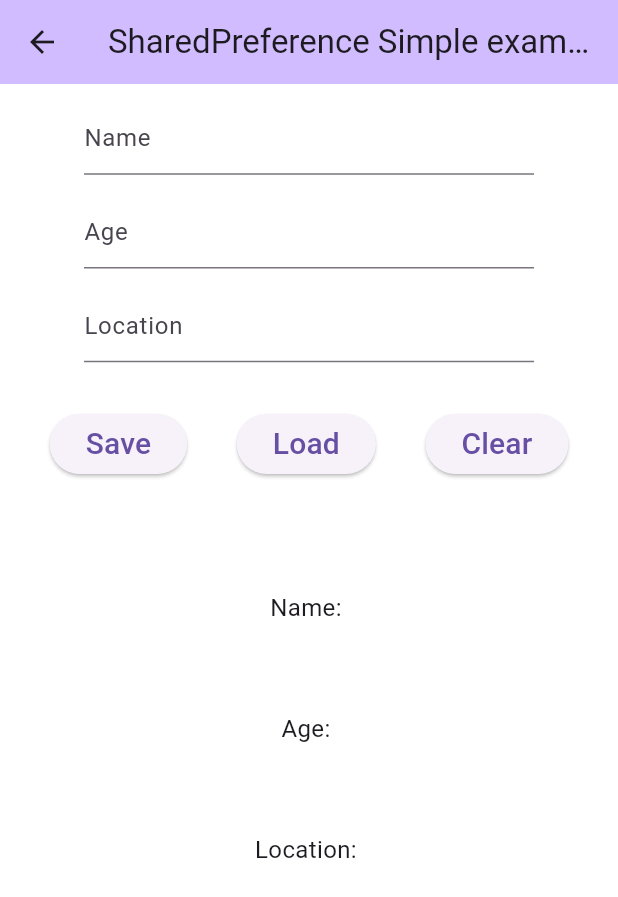
After one commit to katafuchix/flutter_ui_examples, a Flutter app: the SharedMenuScreen screen opened directly, after a tap on "ahred user example", on a phone screen of 412 x 824 dp. The commit adds this screen. Shown: the top 897 px of the screen. Run offline on Flutter 3.47's test engine with Material 3 defaults, Android fonts, the phone set to English and light mode, and no system bars; our stand-ins replace google_maps_flutter, shared_preferences, video_player; missing offline and left inert: ff_annotation_route_library; accounts and stored records are empty.

Commit message:
shared preference example

```diff
--- a/lib/app.dart
+++ b/lib/app.dart
@@ -18,6 +18,9 @@ import 'bar/app_bar_example_screen.dart';
 import 'alignment/alignment_menu_screen.dart';
 import 'alignment/alignment_example_screen.dart';
 import 'alignment/alignment_column_example_screen.dart';
+import 'shared/shared_menu_screen.dart';
+import 'shared/shared_simple_example_screen.dart';
+import 'shared/shared_user_example_screen.dart';
 
 class MyApp extends StatefulWidget {
   const MyApp();
@@ -80,6 +83,9 @@ class _MyAppState extends State<MyApp> {
       Routes.alignment_menu: () => AlignmentMenuScreen(),
       Routes.alignment_example: () => AlignmentExampleScreen(),
       Routes.alignment_column_example: () => AlignmentColumnExampleScreen(),
+      Routes.shared_menu: () => SharedMenuScreen(),
+      Routes.shared_simple_example: () => SharedSimpleExampleScreen(),
+      Routes.shared_user_example: () => SharedUserExampleScreen(),
     };
   }
 }
@@ -102,6 +108,9 @@ class Routes {
   static const String alignment_menu = '/alignment_menu';
   static const String alignment_example = '/alignment_example';
   static const String alignment_column_example = '/alignment_column_example';
+  static const String shared_menu = '/shared_menu_screen';
+  static const String shared_simple_example = '/shared_simple_example';
+  static const String shared_user_example = '/shared_user_example';
 }
 
 
--- /dev/null
+++ b/lib/shared/shared_menu_screen.dart
@@ -0,0 +1,97 @@
+import 'package:flutter/material.dart';
+import '../my_navigator.dart';
+import '../base/base_stateful_widget.dart';
+import '../components/snack_bar.dart';
+import '../app.dart';
+import 'shared_simple_example_screen.dart';
+import 'shared_user_example_screen.dart';
+
+class SharedMenuScreenResult {
+  final String message;
+  SharedMenuScreenResult(this.message);
+}
+
+class SharedMenuScreen extends BaseStatefulWidget {
+  @override
+  State<StatefulWidget> createState() {
+    return _SharedMenuScreenState();
+  }
+}
+
+class _SharedMenuScreenState extends BaseState<SharedMenuScreen> {
+  _SharedMenuScreenState() : super();
+
+  @override
+  Widget build(BuildContext context) {
+    const edgeInsets = EdgeInsets.only(top:20, bottom: 0, left: 20, right: 20);
+    return Scaffold(
+      appBar: AppBar(
+        // Here we take the value from the MyHomePage object that was created by
+        // the App.build method, and use it to set our appbar title.
+        title: const Text('SharedPreference Menu examples'),
+        backgroundColor: Theme.of(context).colorScheme.inversePrimary,
+      ),
+      body: Center(
+        child: ListView(
+          padding: const EdgeInsets.all(2.0),
+          children: [
+            Container(
+                margin: edgeInsets,
+                child: GestureDetector(
+                  behavior: HitTestBehavior.translucent,
+                  child: const Column(
+                    crossAxisAlignment: CrossAxisAlignment.start,
+                    children: <Widget>[
+                      Text(
+                        'sharedpreference menu simple',
+                      ),
+                      Text(
+                        ' ',
+                        style: TextStyle(color: Colors.grey),
+                      ),
+                      Divider()
+                    ],
+                  ),
+                  onTap: () async {
+                    final result = await MyNavigator.pushNamed(
+                        context, Routes.shared_simple_example,
+                        pageOpenType: PageOpenType.SLIDE);
+                    if (result is SharedSimpleExampleScreenResult) {
+                      showInfoSnackBar(context, text: result.message);
+                    };
+                  },
+                )
+            ),
+            Container(
+                margin: edgeInsets,
+                child: GestureDetector(
+                  behavior: HitTestBehavior.translucent,
+                  child: const Column(
+                    crossAxisAlignment: CrossAxisAlignment.start,
+                    children: <Widget>[
+                      Text(
+                        'ahred user example',
+                      ),
+                      Text(
+                        ' ',
+                        style: TextStyle(color: Colors.grey),
+                      ),
+                      Divider()
+                    ],
+                  ),
+                  onTap: () async {
+                    final result = await MyNavigator.pushNamed(
+                        context, Routes.shared_user_example,
+                        pageOpenType: PageOpenType.SLIDE);
+                    if (result is SharedUserExampleScreenResult) {
+                      showInfoSnackBar(context, text: result.message);
+                    };
+                  },
+                )
+            )
+          ],
+        ),
+      ),
+    );
+  }
+}
--- /dev/null
+++ b/lib/shared/shared_simple_example_screen.dart
@@ -0,0 +1,77 @@
+import 'dart:convert';
+
+import 'package:flutter/material.dart';
+import '../base/base_stateful_widget.dart';
+import 'package:shared_preferences/shared_preferences.dart';
+
+class SharedSimpleExampleScreenResult {
+  final String message;
+  SharedSimpleExampleScreenResult(this.message);
+}
+
+class SharedSimpleExampleScreen extends BaseStatefulWidget {
+  @override
+  State<StatefulWidget> createState() {
+    return _SharedSimpleExampleScreenState();
+  }
+}
+
+class _SharedSimpleExampleScreenState extends BaseState<SharedSimpleExampleScreen> {
+  _SharedSimpleExampleScreenState() : super();
+
+  @override
+  Widget build(BuildContext context) {
+    return Scaffold(
+      //endDrawer: NavDrawer(),
+      appBar: AppBar(
+        title: const Text('SharedPreference Simple examples'),
+        backgroundColor: Theme.of(context).colorScheme.inversePrimary,
+      ),
+      body: Center(
+          child: ElevatedButton(
+            child: const Text('Save'),
+            onPressed: () async {
+              print('press');
+            },
+          )
+      ),
+    );
+  }
+}
+
+class User {
+  String name;
+  String age;
+  String location;
+
+  //User();
+
+  User.fromJson(Map<String, dynamic> json)
+      : name = json['name'],
+        age = json['age'],
+        location = json['location'];
+
+  Map<String, dynamic> toJson() => {
+    'name': name,
+    'age': age,
+    'location': location,
+  };
+}
+
+class SharedPref {
+  read(String key) async {
+    final prefs = await SharedPreferences.getInstance();
+    if (prefs.getString(key) == null) return;
+    return json.decode(prefs.getString(key)!);
+  }
+
+  save(String key, value) async {
+    final prefs = await SharedPreferences.getInstance();
+    prefs.setString(key, json.encode(value));
+  }
+
+  remove(String key) async {
+    final prefs = await SharedPreferences.getInstance();
+    prefs.remove(key);
+  }
+}
--- /dev/null
+++ b/lib/shared/shared_user_example_screen.dart
@@ -0,0 +1,185 @@
+import 'dart:convert';
+
+import 'package:flutter/material.dart';
+import '../base/base_stateful_widget.dart';
+import 'package:shared_preferences/shared_preferences.dart';
+
+class SharedUserExampleScreenResult {
+  final String message;
+  SharedUserExampleScreenResult(this.message);
+}
+
+class SharedUserExampleScreen extends BaseStatefulWidget {
+  @override
+  State<StatefulWidget> createState() {
+    return _SharedUserExampleScreenState();
+  }
+}
+
+class _SharedUserExampleScreenState extends BaseState<SharedUserExampleScreen> {
+  _SharedUserExampleScreenState() : super();
+
+  SharedPref sharedPref = SharedPref();
+  User userSave = User();
+  User userLoad = User();
+
+  loadSharedPrefs() async {
+    try {
+      User user = User.fromJson(await sharedPref.read("user"));
+      print(user);
+      ScaffoldMessenger.of(context).showSnackBar(SnackBar(
+          content: new Text("Loaded!"),
+          duration: const Duration(milliseconds: 500)));
+      setState(() {
+        userLoad = user;
+      });
+    } catch (Excepetion) {
+      ScaffoldMessenger.of(context).showSnackBar(SnackBar(
+          content: new Text("Nothing found!"),
+          duration: const Duration(milliseconds: 500)));
+    }
+  }
+
+  @override
+  Widget build(BuildContext context) {
+    return Scaffold(
+      //endDrawer: NavDrawer(),
+      appBar: AppBar(
+        title: const Text('SharedPreference Simple examples'),
+        backgroundColor: Theme.of(context).colorScheme.inversePrimary,
+      ),
+      body: ListView(
+        children: <Widget>[
+          Container(
+            height: 200.0,
+            child: Column(
+              mainAxisAlignment: MainAxisAlignment.spaceEvenly,
+              children: <Widget>[
+                Container(
+                    height: 50.0,
+                    width: 300.0,
+                    child: TextField(
+                      decoration: InputDecoration(hintText: "Name"),
+                      onChanged: (value) {
+                        setState(() {
+                          userSave.name = value;
+                        });
+                      },
+                    )),
+                Container(
+                    height: 50.0,
+                    width: 300.0,
+                    child: TextField(
+                      decoration: InputDecoration(hintText: "Age"),
+                      onChanged: (value) {
+                        setState(() {
+                          userSave.age = value;
+                        });
+                      },
+                    )),
+                Container(
+                    height: 50.0,
+                    width: 300.0,
+                    child: TextField(
+                      decoration: InputDecoration(hintText: "Location"),
+                      onChanged: (value) {
+                        setState(() {
+                          userSave.location = value;
+                        });
+                      },
+                    )),
+              ],
+            ),
+          ),
+          Container(
+            height: 80.0,
+            child: Row(
+              mainAxisAlignment: MainAxisAlignment.spaceEvenly,
+              children: <Widget>[
+                ElevatedButton(
+                  onPressed: () {
+                    sharedPref.save("user", userSave);
+                    ScaffoldMessenger.of(context).showSnackBar(SnackBar(
+                        content: new Text("Saved!"),
+                        duration: const Duration(milliseconds: 500)));
+                  },
+                  child: Text('Save', style: TextStyle(fontSize: 20)),
+                ),
+                ElevatedButton(
+                  onPressed: () {
+                    loadSharedPrefs();
+                  },
+                  child: Text('Load', style: TextStyle(fontSize: 20)),
+                ),
+                ElevatedButton(
+                  onPressed: () {
+                    sharedPref.remove("user");
+                    ScaffoldMessenger.of(context).showSnackBar(SnackBar(
+                        content: new Text("Cleared!"),
+                        duration: const Duration(milliseconds: 500)));
+                    setState(() {
+                      userLoad = User();
+                    });
+                  },
+                  child: Text('Clear', style: TextStyle(fontSize: 20)),
+                ),
+              ],
+            ),
+          ),
+          SizedBox(
+            height: 300.0,
+            child: Column(
+              crossAxisAlignment: CrossAxisAlignment.center,
+              mainAxisAlignment: MainAxisAlignment.spaceEvenly,
+              children: <Widget>[
+                Text("Name: " + (userLoad.name ?? ""),
+                    style: TextStyle(fontSize: 16)),
+                Text("Age: " + (userLoad.age ?? ""),
+                    style: TextStyle(fontSize: 16)),
+                Text("Location: " + (userLoad.location ?? ""),
+                    style: TextStyle(fontSize: 16)),
+              ],
+            ),
+          ),
+        ],
+      )
+    );
+  }
+}
+
+class User {
+  String name = "";
+  String age = "";
+  String location = "";
+
+  User();
+
+  User.fromJson(Map<String, dynamic> json)
+      : name = json['name'],
+        age = json['age'],
+        location = json['location'];
+
+  Map<String, dynamic> toJson() => {
+    'name': name,
+    'age': age,
+    'location': location,
+  };
+}
+
+class SharedPref {
+  read(String key) async {
+    final prefs = await SharedPreferences.getInstance();
+    if (prefs.getString(key) == null) return;
+    return json.decode(prefs.getString(key)!);
+  }
+
+  save(String key, value) async {
+    final prefs = await SharedPreferences.getInstance();
+    prefs.setString(key, json.encode(value));
+  }
+
+  remove(String key) async {
+    final prefs = await SharedPreferences.getInstance();
+    prefs.remove(key);
+  }
+}
--- a/pubspec.yaml
+++ b/pubspec.yaml
@@ -39,6 +39,7 @@ dependencies:
   extended_text: ^13.0.0
   video_player: ^2.8.6
   google_maps_flutter: ^2.1.8
+  shared_preferences: ^2.2.3
 
 dev_dependencies:
   flutter_test:
```
Also changed, not shown: lib/main_page.dart (+24 -1 lines), pubspec.lock, 1 other file.
